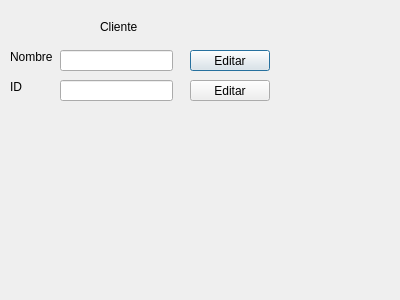
First picture: the form in Proyecto_v1/pantalla_modificar.ui, repository sndr1345v2/Algoritmia-Proyecto, before the edit.
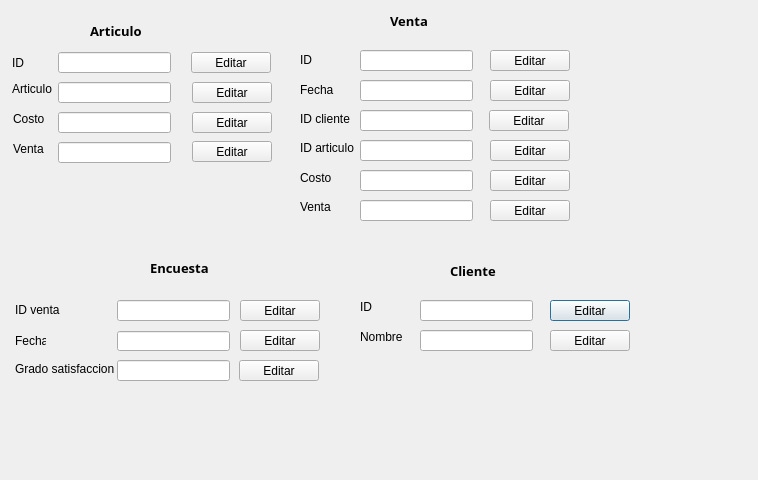
Second picture: the form after the edit.

```diff
--- a/Proyecto_v1/pantalla_modificar.ui
+++ b/Proyecto_v1/pantalla_modificar.ui
@@ -6,8 +6,8 @@
    <rect>
     <x>0</x>
     <y>0</y>
-    <width>400</width>
-    <height>300</height>
+    <width>758</width>
+    <height>480</height>
    </rect>
   </property>
   <property name="windowTitle">
@@ -16,8 +16,8 @@
   <widget class="QLineEdit" name="lineEdit">
    <property name="geometry">
     <rect>
-     <x>60</x>
-     <y>50</y>
+     <x>420</x>
+     <y>300</y>
      <width>113</width>
      <height>21</height>
     </rect>
@@ -26,12 +26,21 @@
   <widget class="QLabel" name="label">
    <property name="geometry">
     <rect>
-     <x>100</x>
-     <y>20</y>
-     <width>47</width>
-     <height>13</height>
+     <x>450</x>
+     <y>260</y>
+     <width>61</width>
+     <height>21</height>
     </rect>
    </property>
+   <property name="font">
+    <font>
+     <family>Myanmar Text</family>
+     <pointsize>10</pointsize>
+     <weight>75</weight>
+     <bold>true</bold>
+     <underline>false</underline>
+    </font>
+   </property>
    <property name="text">
     <string>Cliente</string>
    </property>
@@ -39,8 +48,8 @@
   <widget class="QLabel" name="label_2">
    <property name="geometry">
     <rect>
-     <x>10</x>
-     <y>50</y>
+     <x>360</x>
+     <y>330</y>
      <width>47</width>
      <height>13</height>
     </rect>
@@ -52,8 +61,8 @@
   <widget class="QLabel" name="label_3">
    <property name="geometry">
     <rect>
-     <x>10</x>
-     <y>80</y>
+     <x>360</x>
+     <y>300</y>
      <width>47</width>
      <height>13</height>
     </rect>
@@ -65,8 +74,8 @@
   <widget class="QLineEdit" name="lineEdit_2">
    <property name="geometry">
     <rect>
-     <x>60</x>
-     <y>80</y>
+     <x>420</x>
+     <y>330</y>
      <width>113</width>
      <height>21</height>
     </rect>
@@ -75,8 +84,8 @@
   <widget class="QPushButton" name="pushButton">
    <property name="geometry">
     <rect>
-     <x>190</x>
-     <y>50</y>
+     <x>550</x>
+     <y>300</y>
      <width>80</width>
      <height>21</height>
     </rect>
@@ -88,8 +97,542 @@
   <widget class="QPushButton" name="pushButton_2">
    <property name="geometry">
     <rect>
-     <x>190</x>
+     <x>550</x>
+     <y>330</y>
+     <width>80</width>
+     <height>21</height>
+    </rect>
+   </property>
+   <property name="text">
+    <string>Editar</string>
+   </property>
+  </widget>
+  <widget class="QLabel" name="label_5">
+   <property name="geometry">
+    <rect>
+     <x>13</x>
+     <y>112</y>
+     <width>47</width>
+     <height>13</height>
+    </rect>
+   </property>
+   <property name="text">
+    <string>Costo</string>
+   </property>
+  </widget>
+  <widget class="QLabel" name="label_6">
+   <property name="geometry">
+    <rect>
+     <x>12</x>
+     <y>82</y>
+     <width>47</width>
+     <height>13</height>
+    </rect>
+   </property>
+   <property name="text">
+    <string>Articulo</string>
+   </property>
+  </widget>
+  <widget class="QLabel" name="label_7">
+   <property name="geometry">
+    <rect>
+     <x>12</x>
+     <y>56</y>
+     <width>47</width>
+     <height>13</height>
+    </rect>
+   </property>
+   <property name="text">
+    <string>ID</string>
+   </property>
+  </widget>
+  <widget class="QLabel" name="label_8">
+   <property name="geometry">
+    <rect>
+     <x>13</x>
+     <y>142</y>
+     <width>47</width>
+     <height>13</height>
+    </rect>
+   </property>
+   <property name="text">
+    <string>Venta</string>
+   </property>
+  </widget>
+  <widget class="QLineEdit" name="lineEdit_IDArticulo">
+   <property name="geometry">
+    <rect>
+     <x>58</x>
+     <y>52</y>
+     <width>113</width>
+     <height>21</height>
+    </rect>
+   </property>
+  </widget>
+  <widget class="QLineEdit" name="lineEdit_ArticuloArticulo">
+   <property name="geometry">
+    <rect>
+     <x>58</x>
+     <y>82</y>
+     <width>113</width>
+     <height>21</height>
+    </rect>
+   </property>
+  </widget>
+  <widget class="QLineEdit" name="lineEdit_CostoArticulo">
+   <property name="geometry">
+    <rect>
+     <x>58</x>
+     <y>112</y>
+     <width>113</width>
+     <height>21</height>
+    </rect>
+   </property>
+  </widget>
+  <widget class="QLineEdit" name="lineEdit_VentaArticulo">
+   <property name="geometry">
+    <rect>
+     <x>58</x>
+     <y>142</y>
+     <width>113</width>
+     <height>21</height>
+    </rect>
+   </property>
+  </widget>
+  <widget class="QPushButton" name="btnIdArticulo">
+   <property name="geometry">
+    <rect>
+     <x>191</x>
+     <y>52</y>
+     <width>80</width>
+     <height>21</height>
+    </rect>
+   </property>
+   <property name="text">
+    <string>Editar</string>
+   </property>
+  </widget>
+  <widget class="QPushButton" name="btnArticuloArticulo">
+   <property name="geometry">
+    <rect>
+     <x>192</x>
+     <y>82</y>
+     <width>80</width>
+     <height>21</height>
+    </rect>
+   </property>
+   <property name="text">
+    <string>Editar</string>
+   </property>
+  </widget>
+  <widget class="QPushButton" name="btnCostoArticulo">
+   <property name="geometry">
+    <rect>
+     <x>192</x>
+     <y>112</y>
+     <width>80</width>
+     <height>21</height>
+    </rect>
+   </property>
+   <property name="text">
+    <string>Editar</string>
+   </property>
+  </widget>
+  <widget class="QPushButton" name="btnVentaArticulo">
+   <property name="geometry">
+    <rect>
+     <x>192</x>
+     <y>141</y>
+     <width>80</width>
+     <height>21</height>
+    </rect>
+   </property>
+   <property name="text">
+    <string>Editar</string>
+   </property>
+  </widget>
+  <widget class="QLabel" name="label_9">
+   <property name="geometry">
+    <rect>
+     <x>90</x>
+     <y>20</y>
+     <width>61</width>
+     <height>21</height>
+    </rect>
+   </property>
+   <property name="font">
+    <font>
+     <family>Myanmar Text</family>
+     <pointsize>10</pointsize>
+     <weight>75</weight>
+     <bold>true</bold>
+     <underline>false</underline>
+    </font>
+   </property>
+   <property name="text">
+    <string>Articulo</string>
+   </property>
+  </widget>
+  <widget class="QLabel" name="label_10">
+   <property name="geometry">
+    <rect>
+     <x>390</x>
+     <y>10</y>
+     <width>61</width>
+     <height>21</height>
+    </rect>
+   </property>
+   <property name="font">
+    <font>
+     <family>Myanmar Text</family>
+     <pointsize>10</pointsize>
+     <weight>75</weight>
+     <bold>true</bold>
+     <underline>false</underline>
+    </font>
+   </property>
+   <property name="text">
+    <string>Venta</string>
+   </property>
+  </widget>
+  <widget class="QLabel" name="label_4">
+   <property name="geometry">
+    <rect>
+     <x>300</x>
+     <y>52</y>
+     <width>31</width>
+     <height>16</height>
+    </rect>
+   </property>
+   <property name="text">
+    <string>ID</string>
+   </property>
+  </widget>
+  <widget class="QLabel" name="label_11">
+   <property name="geometry">
+    <rect>
+     <x>300</x>
+     <y>83</y>
+     <width>47</width>
+     <height>13</height>
+    </rect>
+   </property>
+   <property name="text">
+    <string>Fecha</string>
+   </property>
+  </widget>
+  <widget class="QLabel" name="label_12">
+   <property name="geometry">
+    <rect>
+     <x>300</x>
+     <y>108</y>
+     <width>61</width>
+     <height>21</height>
+    </rect>
+   </property>
+   <property name="text">
+    <string>ID cliente</string>
+   </property>
+  </widget>
+  <widget class="QLabel" name="label_13">
+   <property name="geometry">
+    <rect>
+     <x>300</x>
+     <y>140</y>
+     <width>61</width>
+     <height>16</height>
+    </rect>
+   </property>
+   <property name="text">
+    <string>ID articulo</string>
+   </property>
+  </widget>
+  <widget class="QLabel" name="label_14">
+   <property name="geometry">
+    <rect>
+     <x>300</x>
+     <y>170</y>
+     <width>31</width>
+     <height>16</height>
+    </rect>
+   </property>
+   <property name="text">
+    <string>Costo</string>
+   </property>
+  </widget>
+  <widget class="QLabel" name="label_15">
+   <property name="geometry">
+    <rect>
+     <x>300</x>
+     <y>197</y>
+     <width>31</width>
+     <height>20</height>
+    </rect>
+   </property>
+   <property name="text">
+    <string>Venta</string>
+   </property>
+  </widget>
+  <widget class="QLineEdit" name="lineEdit_7">
+   <property name="geometry">
+    <rect>
+     <x>360</x>
+     <y>50</y>
+     <width>113</width>
+     <height>21</height>
+    </rect>
+   </property>
+  </widget>
+  <widget class="QLineEdit" name="lineEdit_8">
+   <property name="geometry">
+    <rect>
+     <x>360</x>
      <y>80</y>
+     <width>113</width>
+     <height>21</height>
+    </rect>
+   </property>
+  </widget>
+  <widget class="QLineEdit" name="lineEdit_9">
+   <property name="geometry">
+    <rect>
+     <x>360</x>
+     <y>140</y>
+     <width>113</width>
+     <height>21</height>
+    </rect>
+   </property>
+  </widget>
+  <widget class="QLineEdit" name="lineEdit_10">
+   <property name="geometry">
+    <rect>
+     <x>360</x>
+     <y>110</y>
+     <width>113</width>
+     <height>21</height>
+    </rect>
+   </property>
+  </widget>
+  <widget class="QLineEdit" name="lineEdit_11">
+   <property name="geometry">
+    <rect>
+     <x>360</x>
+     <y>170</y>
+     <width>113</width>
+     <height>21</height>
+    </rect>
+   </property>
+  </widget>
+  <widget class="QLineEdit" name="lineEdit_12">
+   <property name="geometry">
+    <rect>
+     <x>360</x>
+     <y>200</y>
+     <width>113</width>
+     <height>21</height>
+    </rect>
+   </property>
+  </widget>
+  <widget class="QPushButton" name="pushButton_7">
+   <property name="geometry">
+    <rect>
+     <x>490</x>
+     <y>50</y>
+     <width>80</width>
+     <height>21</height>
+    </rect>
+   </property>
+   <property name="text">
+    <string>Editar</string>
+   </property>
+  </widget>
+  <widget class="QPushButton" name="pushButton_8">
+   <property name="geometry">
+    <rect>
+     <x>490</x>
+     <y>80</y>
+     <width>80</width>
+     <height>21</height>
+    </rect>
+   </property>
+   <property name="text">
+    <string>Editar</string>
+   </property>
+  </widget>
+  <widget class="QPushButton" name="pushButton_9">
+   <property name="geometry">
+    <rect>
+     <x>489</x>
+     <y>110</y>
+     <width>80</width>
+     <height>21</height>
+    </rect>
+   </property>
+   <property name="text">
+    <string>Editar</string>
+   </property>
+  </widget>
+  <widget class="QPushButton" name="pushButton_10">
+   <property name="geometry">
+    <rect>
+     <x>490</x>
+     <y>140</y>
+     <width>80</width>
+     <height>21</height>
+    </rect>
+   </property>
+   <property name="text">
+    <string>Editar</string>
+   </property>
+  </widget>
+  <widget class="QPushButton" name="pushButton_11">
+   <property name="geometry">
+    <rect>
+     <x>490</x>
+     <y>170</y>
+     <width>80</width>
+     <height>21</height>
+    </rect>
+   </property>
+   <property name="text">
+    <string>Editar</string>
+   </property>
+  </widget>
+  <widget class="QPushButton" name="pushButton_12">
+   <property name="geometry">
+    <rect>
+     <x>490</x>
+     <y>200</y>
+     <width>80</width>
+     <height>21</height>
+    </rect>
+   </property>
+   <property name="text">
+    <string>Editar</string>
+   </property>
+  </widget>
+  <widget class="QLabel" name="label_16">
+   <property name="geometry">
+    <rect>
+     <x>150</x>
+     <y>257</y>
+     <width>61</width>
+     <height>21</height>
+    </rect>
+   </property>
+   <property name="font">
+    <font>
+     <family>Myanmar Text</family>
+     <pointsize>10</pointsize>
+     <weight>75</weight>
+     <bold>true</bold>
+     <underline>false</underline>
+    </font>
+   </property>
+   <property name="text">
+    <string>Encuesta</string>
+   </property>
+  </widget>
+  <widget class="QLabel" name="label_17">
+   <property name="geometry">
+    <rect>
+     <x>15</x>
+     <y>300</y>
+     <width>51</width>
+     <height>20</height>
+    </rect>
+   </property>
+   <property name="text">
+    <string>ID venta</string>
+   </property>
+  </widget>
+  <widget class="QLabel" name="label_18">
+   <property name="geometry">
+    <rect>
+     <x>15</x>
+     <y>333</y>
+     <width>31</width>
+     <height>16</height>
+    </rect>
+   </property>
+   <property name="text">
+    <string>Fecha</string>
+   </property>
+  </widget>
+  <widget class="QLabel" name="label_19">
+   <property name="geometry">
+    <rect>
+     <x>15</x>
+     <y>361</y>
+     <width>121</width>
+     <height>16</height>
+    </rect>
+   </property>
+   <property name="text">
+    <string>Grado satisfaccion</string>
+   </property>
+  </widget>
+  <widget class="QLineEdit" name="lineEdit_13">
+   <property name="geometry">
+    <rect>
+     <x>117</x>
+     <y>300</y>
+     <width>113</width>
+     <height>21</height>
+    </rect>
+   </property>
+  </widget>
+  <widget class="QLineEdit" name="lineEdit_14">
+   <property name="geometry">
+    <rect>
+     <x>117</x>
+     <y>331</y>
+     <width>113</width>
+     <height>20</height>
+    </rect>
+   </property>
+  </widget>
+  <widget class="QLineEdit" name="lineEdit_15">
+   <property name="geometry">
+    <rect>
+     <x>117</x>
+     <y>360</y>
+     <width>113</width>
+     <height>21</height>
+    </rect>
+   </property>
+  </widget>
+  <widget class="QPushButton" name="pushButton_13">
+   <property name="geometry">
+    <rect>
+     <x>240</x>
+     <y>330</y>
+     <width>80</width>
+     <height>21</height>
+    </rect>
+   </property>
+   <property name="text">
+    <string>Editar</string>
+   </property>
+  </widget>
+  <widget class="QPushButton" name="pushButton_14">
+   <property name="geometry">
+    <rect>
+     <x>239</x>
+     <y>360</y>
+     <width>80</width>
+     <height>21</height>
+    </rect>
+   </property>
+   <property name="text">
+    <string>Editar</string>
+   </property>
+  </widget>
+  <widget class="QPushButton" name="pushButton_15">
+   <property name="geometry">
+    <rect>
+     <x>240</x>
+     <y>300</y>
      <width>80</width>
      <height>21</height>
     </rect>
```
